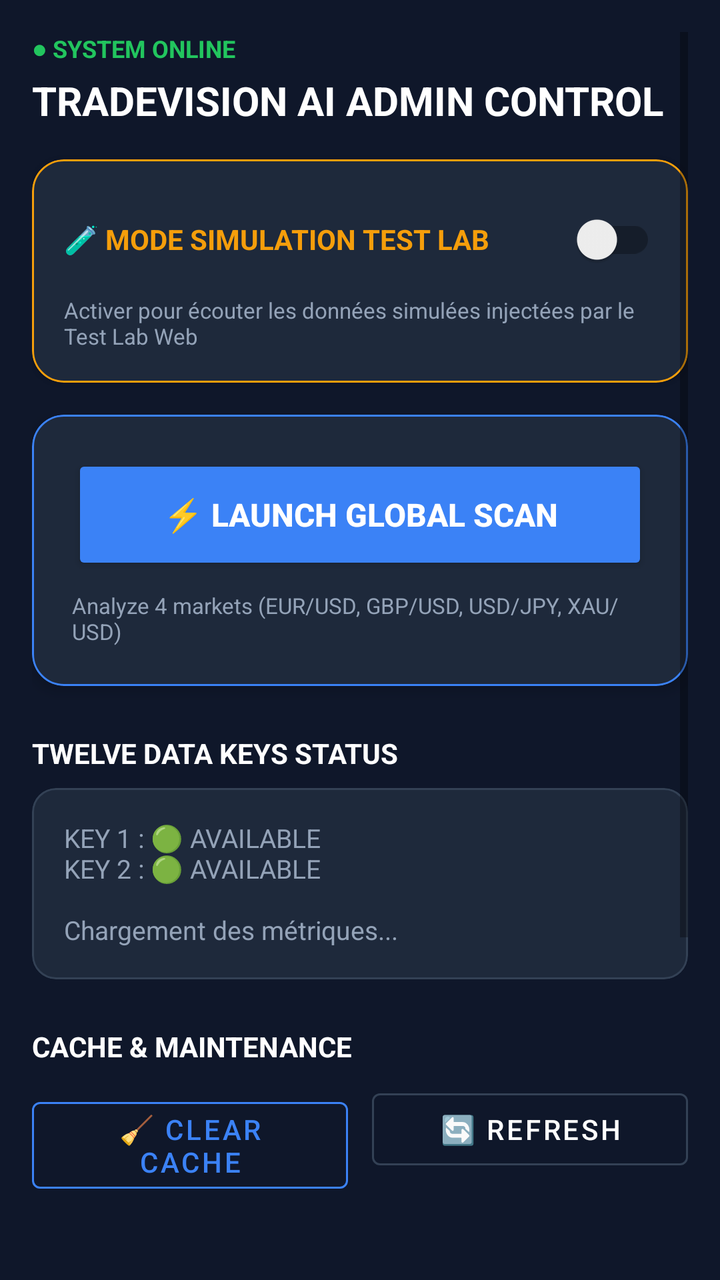
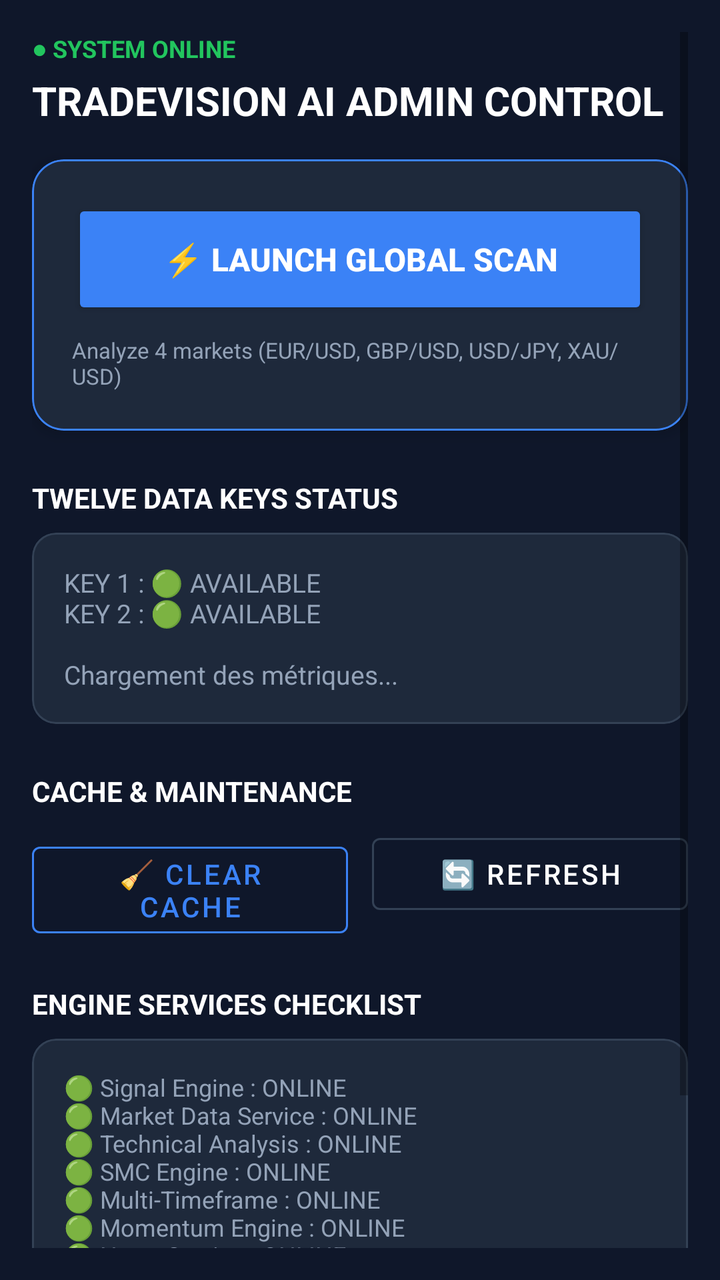

Screens rendered from an Android XML layout before and after an edit, with the pre-edit source and the edit as a unified diff.
<!-- AndroidManifest.xml: application theme Theme.TradeVisionAI -->
<!-- res/layout/fragment_admin_control.xml -->
<?xml version="1.0" encoding="utf-8"?>
<ScrollView xmlns:android="http://schemas.android.com/apk/res/android"
    xmlns:app="http://schemas.android.com/apk/res-auto"
    android:layout_width="match_parent"
    android:layout_height="match_parent"
    android:background="@color/bg_main"
    android:padding="16dp">

    <LinearLayout
        android:layout_width="match_parent"
        android:layout_height="wrap_content"
        android:orientation="vertical">

        <TextView
            android:id="@+id/tvSystemStatus"
            android:layout_width="wrap_content"
            android:layout_height="wrap_content"
            android:text="● SYSTEM ONLINE"
            android:textColor="@color/signal_buy"
            android:textSize="12sp"
            android:textStyle="bold" />

        <TextView
            android:layout_width="wrap_content"
            android:layout_height="wrap_content"
            android:layout_marginTop="4dp"
            android:text="TRADEVISION AI ADMIN CONTROL"
            android:textColor="@color/text_main"
            android:textSize="20sp"
            android:textStyle="bold" />

        
        <com.google.android.material.card.MaterialCardView
            android:layout_width="match_parent"
            android:layout_height="wrap_content"
            android:layout_marginTop="16dp"
            app:cardBackgroundColor="@color/bg_card"
            app:cardCornerRadius="16dp"
            app:strokeColor="@color/signal_wait"
            app:strokeWidth="1dp">

            <LinearLayout
                android:layout_width="match_parent"
                android:layout_height="wrap_content"
                android:orientation="vertical"
                android:padding="16dp">

                <androidx.appcompat.widget.SwitchCompat
                    android:id="@+id/switchTestLabMode"
                    android:layout_width="match_parent"
                    android:layout_height="wrap_content"
                    android:text="🧪 MODE SIMULATION TEST LAB"
                    android:textColor="@color/signal_wait"
                    android:textSize="14sp"
                    android:textStyle="bold" />

                <TextView
                    android:layout_width="wrap_content"
                    android:layout_height="wrap_content"
                    android:layout_marginTop="4dp"
                    android:text="Activer pour écouter les données simulées injectées par le Test Lab Web"
                    android:textColor="@color/text_secondary"
                    android:textSize="11sp" />
            </LinearLayout>
        </com.google.android.material.card.MaterialCardView>

        
        <com.google.android.material.card.MaterialCardView
            android:layout_width="match_parent"
            android:layout_height="wrap_content"
            android:layout_marginTop="16dp"
            app:cardBackgroundColor="@color/bg_card"
            app:cardCornerRadius="16dp"
            app:cardElevation="4dp"
            app:strokeColor="@color/admin_accent"
            app:strokeWidth="1dp">

            <LinearLayout
                android:layout_width="match_parent"
                android:layout_height="wrap_content"
                android:gravity="center"
                android:orientation="vertical"
                android:padding="20dp">

                <Button
                    android:id="@+id/btnScanAll"
                    android:layout_width="match_parent"
                    android:layout_height="60dp"
                    android:backgroundTint="@color/admin_accent"
                    android:text="⚡ LAUNCH GLOBAL SCAN"
                    android:textColor="@color/text_main"
                    android:textSize="16sp"
                    android:textStyle="bold" />

                <TextView
                    android:layout_width="wrap_content"
                    android:layout_height="wrap_content"
                    android:layout_marginTop="8dp"
                    android:text="Analyze 4 markets (EUR/USD, GBP/USD, USD/JPY, XAU/USD)"
                    android:textColor="@color/text_secondary"
                    android:textSize="11sp" />
            </LinearLayout>
        </com.google.android.material.card.MaterialCardView>

        
        <TextView
            android:layout_width="wrap_content"
            android:layout_height="wrap_content"
            android:layout_marginTop="24dp"
            android:text="TWELVE DATA KEYS STATUS"
            android:textColor="@color/text_main"
            android:textSize="14sp"
            android:textStyle="bold" />

        <com.google.android.material.card.MaterialCardView
            android:layout_width="match_parent"
            android:layout_height="wrap_content"
            android:layout_marginTop="8dp"
            app:cardBackgroundColor="@color/bg_card"
            app:cardCornerRadius="12dp"
            app:strokeColor="@color/bg_border"
            app:strokeWidth="1dp">

            <TextView
                android:id="@+id/tvKeysStatus"
                android:layout_width="match_parent"
                android:layout_height="wrap_content"
                android:padding="16dp"
                android:text="KEY 1 : 🟢 AVAILABLE\nKEY 2 : 🟢 AVAILABLE\n\nChargement des métriques..."
                android:textColor="@color/text_secondary"
                android:textSize="13sp" />
        </com.google.android.material.card.MaterialCardView>

        
        <TextView
            android:layout_width="wrap_content"
            android:layout_height="wrap_content"
            android:layout_marginTop="24dp"
            android:text="CACHE &amp; MAINTENANCE"
            android:textColor="@color/text_main"
            android:textSize="14sp"
            android:textStyle="bold" />

        <LinearLayout
            android:layout_width="match_parent"
            android:layout_height="wrap_content"
            android:layout_marginTop="8dp"
            android:orientation="horizontal">

            <com.google.android.material.button.MaterialButton
                android:id="@+id/btnClearCache"
                style="?attr/materialButtonOutlinedStyle"
                android:layout_width="0dp"
                android:layout_height="wrap_content"
                android:layout_weight="1"
                android:text="🧹 CLEAR CACHE"
                android:textColor="@color/admin_accent"
                app:strokeColor="@color/admin_accent" />

            <Space
                android:layout_width="12dp"
                android:layout_height="wrap_content" />

            <com.google.android.material.button.MaterialButton
                android:id="@+id/btnRefreshMetrics"
                style="?attr/materialButtonOutlinedStyle"
                android:layout_width="0dp"
                android:layout_height="wrap_content"
                android:layout_weight="1"
                android:text="🔄 REFRESH"
                android:textColor="@color/text_main"
                app:strokeColor="@color/bg_border" />
        </LinearLayout>

        
        <TextView
            android:layout_width="wrap_content"
            android:layout_height="wrap_content"
            android:layout_marginTop="24dp"
            android:text="ENGINE SERVICES CHECKLIST"
            android:textColor="@color/text_main"
            android:textSize="14sp"
            android:textStyle="bold" />

        <com.google.android.material.card.MaterialCardView
            android:layout_width="match_parent"
            android:layout_height="wrap_content"
            android:layout_marginTop="8dp"
            android:layout_marginBottom="24dp"
            app:cardBackgroundColor="@color/bg_card"
            app:cardCornerRadius="12dp"
            app:strokeColor="@color/bg_border"
            app:strokeWidth="1dp">

            <TextView
                android:layout_width="match_parent"
                android:layout_height="wrap_content"
                android:padding="16dp"
                android:text="🟢 Signal Engine : ONLINE\n🟢 Market Data Service : ONLINE\n🟢 Technical Analysis : ONLINE\n🟢 SMC Engine : ONLINE\n🟢 Multi-Timeframe : ONLINE\n🟢 Momentum Engine : ONLINE\n🟢 News Service : ONLINE\n🟢 Calendar Service : ONLINE\n🟢 AI Confirmation : ONLINE\n🟢 Firebase Push : ONLINE\n🟢 PostgreSQL Database : ONLINE"
                android:textColor="@color/text_secondary"
                android:textSize="12sp" />
        </com.google.android.material.card.MaterialCardView>

    </LinearLayout>
</ScrollView>
<!-- resources referenced by this layout -->
<resources>
  <color name="admin_accent">#3B82F6</color>
  <color name="bg_border">#334155</color>
  <color name="bg_card">#1E293B</color>
  <color name="bg_main">#0F172A</color>
  <color name="signal_buy">#22C55E</color>
  <color name="signal_wait">#F59E0B</color>
  <color name="text_main">#FFFFFF</color>
  <color name="text_secondary">#94A3B8</color>
  <style name="Theme.TradeVisionAI" parent="Theme.MaterialComponents.DayNight.NoActionBar">
          <item name="colorPrimary">@color/colorPrimary</item>
          <item name="colorPrimaryDark">@color/colorPrimaryDark</item>
          <item name="colorAccent">@color/colorAccent</item>
          <item name="android:windowBackground">@color/bg_main</item>
          <item name="colorSurface">@color/bg_card</item>
          <item name="colorOnSurface">@color/text_main</item>
          <item name="android:statusBarColor">@color/bg_main</item>
          <item name="android:windowLightStatusBar">false</item>
      </style>
  <color name="colorPrimary">#3B82F6</color>
  <color name="colorPrimaryDark">#0F172A</color>
  <color name="colorAccent">#3B82F6</color>
</resources>

<!-- the commit's change to res/layout/fragment_admin_control.xml (unified diff, before → after) -->
@@ -28,41 +28,6 @@
             android:textColor="@color/text_main"
             android:textSize="20sp"
             android:textStyle="bold" />
-
-        
-        <com.google.android.material.card.MaterialCardView
-            android:layout_width="match_parent"
-            android:layout_height="wrap_content"
-            android:layout_marginTop="16dp"
-            app:cardBackgroundColor="@color/bg_card"
-            app:cardCornerRadius="16dp"
-            app:strokeColor="@color/signal_wait"
-            app:strokeWidth="1dp">
-
-            <LinearLayout
-                android:layout_width="match_parent"
-                android:layout_height="wrap_content"
-                android:orientation="vertical"
-                android:padding="16dp">
-
-                <androidx.appcompat.widget.SwitchCompat
-                    android:id="@+id/switchTestLabMode"
-                    android:layout_width="match_parent"
-                    android:layout_height="wrap_content"
-                    android:text="🧪 MODE SIMULATION TEST LAB"
-                    android:textColor="@color/signal_wait"
-                    android:textSize="14sp"
-                    android:textStyle="bold" />
-
-                <TextView
-                    android:layout_width="wrap_content"
-                    android:layout_height="wrap_content"
-                    android:layout_marginTop="4dp"
-                    android:text="Activer pour écouter les données simulées injectées par le Test Lab Web"
-                    android:textColor="@color/text_secondary"
-                    android:textSize="11sp" />
-            </LinearLayout>
-        </com.google.android.material.card.MaterialCardView>
 
         
         <com.google.android.material.card.MaterialCardView
<!-- resource entries referenced after the edit -->
@@ -5,7 +5,6 @@
   <color name="bg_card">#1E293B</color>
   <color name="bg_main">#0F172A</color>
   <color name="signal_buy">#22C55E</color>
-  <color name="signal_wait">#F59E0B</color>
   <color name="text_main">#FFFFFF</color>
   <color name="text_secondary">#94A3B8</color>
   <style name="Theme.TradeVisionAI" parent="Theme.MaterialComponents.DayNight.NoActionBar">
